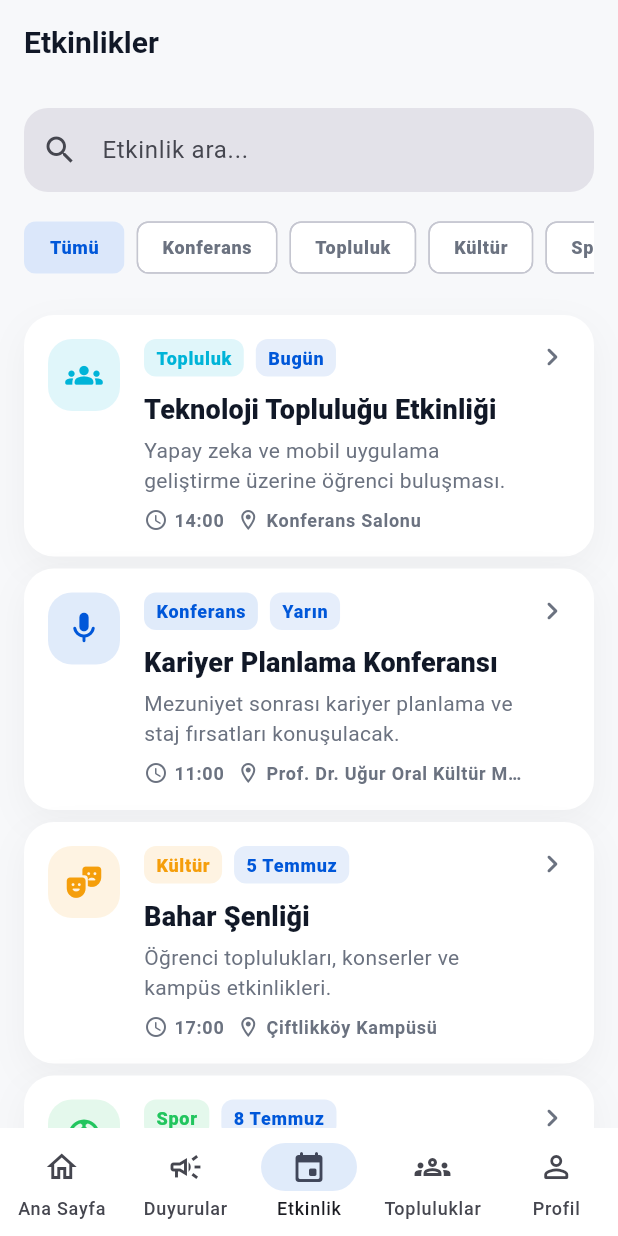
After one commit to oktayagdag/meu-mobile, a Flutter app: the EventsPage screen opened by its route, on a phone screen of 412 x 824 dp. The commit adds this screen. Run offline on Flutter 3.47's test engine with Material 3 defaults, Android fonts, the phone set to English and light mode, and no system bars; our stand-ins replace flutter_riverpod, gap, go_router, shared_preferences; accounts and stored records are empty.

Commit message:
feat(events): add events list and detail screens

```diff
--- a/lib/app/router/app_router.dart
+++ b/lib/app/router/app_router.dart
@@ -10,6 +10,8 @@ import 'package:meu_mobile/features/splash/presentation/pages/splash_page.dart';
 import 'package:meu_mobile/shared/widgets/states/feature_placeholder_page.dart';
 import 'package:meu_mobile/features/announcements/presentation/pages/announcements_page.dart';
 import 'package:meu_mobile/features/announcements/presentation/pages/announcement_detail_page.dart';
+import 'package:meu_mobile/features/events/presentation/pages/event_detail_page.dart';
+import 'package:meu_mobile/features/events/presentation/pages/events_page.dart';
 
 final class AppRouter {
   const AppRouter._();
@@ -107,11 +109,18 @@ final class AppRouter {
               GoRoute(
                 path: '/events',
                 name: 'events',
-                builder: (context, state) => const FeaturePlaceholderPage(
-                  title: 'Etkinlikler',
-                  description: 'Yaklaşan etkinlikler burada listelenecek.',
-                  icon: Icons.event_rounded,
-                ),
+                builder: (context, state) => const EventsPage(),
+                routes: [
+                  GoRoute(
+                    path: ':eventId',
+                    name: 'event-detail',
+                    builder: (context, state) {
+                      final eventId = state.pathParameters['eventId'] ?? '';
+
+                      return EventDetailPage(eventId: eventId);
+                    },
+                  ),
+                ],
               ),
             ],
           ),
--- /dev/null
+++ b/lib/features/events/application/providers/events_mock_provider.dart
@@ -0,0 +1,112 @@
+import 'package:flutter_riverpod/flutter_riverpod.dart';
+import 'package:meu_mobile/features/events/domain/entities/campus_event_entity.dart';
+
+final eventsProvider = Provider<List<CampusEventEntity>>((ref) {
+  return const [
+    CampusEventEntity(
+      id: 'tech-community-event',
+      title: 'Teknoloji Topluluğu Etkinliği',
+      description: 'Yapay zeka ve mobil uygulama geliştirme üzerine öğrenci buluşması.',
+      content:
+          'Teknoloji Topluluğu tarafından düzenlenen bu etkinlikte yapay zeka, mobil uygulama geliştirme ve girişimcilik üzerine oturumlar yapılacaktır.\n\n'
+          'Etkinlikte öğrenciler sektör temsilcileriyle bir araya gelerek kariyer fırsatları hakkında bilgi alabilecektir.\n\n'
+          'Katılım tüm öğrencilere açıktır.',
+      category: CampusEventCategory.community,
+      date: 'Bugün',
+      time: '14:00',
+      location: 'Konferans Salonu',
+      organizer: 'Teknoloji Topluluğu',
+    ),
+    CampusEventEntity(
+      id: 'career-conference',
+      title: 'Kariyer Planlama Konferansı',
+      description: 'Mezuniyet sonrası kariyer planlama ve staj fırsatları konuşulacak.',
+      content:
+          'Kariyer Merkezi tarafından düzenlenen konferansta CV hazırlama, staj bulma, mülakat süreçleri ve kariyer planlama konuları ele alınacaktır.\n\n'
+          'Etkinlik sonunda soru-cevap bölümü yapılacaktır.',
+      category: CampusEventCategory.conference,
+      date: 'Yarın',
+      time: '11:00',
+      location: 'Prof. Dr. Uğur Oral Kültür Merkezi',
+      organizer: 'Kariyer Merkezi',
+    ),
+    CampusEventEntity(
+      id: 'spring-festival',
+      title: 'Bahar Şenliği',
+      description: 'Öğrenci toplulukları, konserler ve kampüs etkinlikleri.',
+      content:
+          'Bahar Şenliği kapsamında kampüs alanında konserler, öğrenci toplulukları stantları ve çeşitli sosyal etkinlikler düzenlenecektir.\n\n'
+          'Etkinlik boyunca öğrenci kimliği ile giriş yapılacaktır.',
+      category: CampusEventCategory.culture,
+      date: '5 Temmuz',
+      time: '17:00',
+      location: 'Çiftlikköy Kampüsü',
+      organizer: 'Sağlık, Kültür ve Spor Daire Başkanlığı',
+    ),
+    CampusEventEntity(
+      id: 'football-tournament',
+      title: 'Fakülteler Arası Futbol Turnuvası',
+      description: 'Fakülteler arası futbol turnuvası başlıyor.',
+      content:
+          'Fakülteler arası futbol turnuvası için başvurular başlamıştır.\n\n'
+          'Takımlar fakülte temsilcileri aracılığıyla kayıt yaptırabilir. Maç programı başvurular tamamlandıktan sonra duyurulacaktır.',
+      category: CampusEventCategory.sport,
+      date: '8 Temmuz',
+      time: '16:00',
+      location: 'Spor Tesisleri',
+      organizer: 'Spor Koordinatörlüğü',
+    ),
+  ];
+});
+
+final selectedEventCategoryProvider =
+    NotifierProvider<SelectedEventCategoryNotifier, CampusEventCategory>(
+  SelectedEventCategoryNotifier.new,
+);
+
+class SelectedEventCategoryNotifier extends Notifier<CampusEventCategory> {
+  @override
+  CampusEventCategory build() {
+    return CampusEventCategory.all;
+  }
+
+  void select(CampusEventCategory category) {
+    state = category;
+  }
+}
+
+final eventSearchQueryProvider =
+    NotifierProvider<EventSearchQueryNotifier, String>(
+  EventSearchQueryNotifier.new,
+);
+
+class EventSearchQueryNotifier extends Notifier<String> {
+  @override
+  String build() {
+    return '';
+  }
+
+  void update(String value) {
+    state = value;
+  }
+}
+
+final filteredEventsProvider = Provider<List<CampusEventEntity>>((ref) {
+  final events = ref.watch(eventsProvider);
+  final selectedCategory = ref.watch(selectedEventCategoryProvider);
+  final query = ref.watch(eventSearchQueryProvider).trim().toLowerCase();
+
+  return events.where((event) {
+    final matchesCategory =
+        selectedCategory == CampusEventCategory.all ||
+        event.category == selectedCategory;
+
+    final matchesQuery = query.isEmpty ||
+        event.title.toLowerCase().contains(query) ||
+        event.description.toLowerCase().contains(query) ||
+        event.location.toLowerCase().contains(query) ||
+        event.organizer.toLowerCase().contains(query);
+
+    return matchesCategory && matchesQuery;
+  }).toList();
+});
--- /dev/null
+++ b/lib/features/events/domain/entities/campus_event_entity.dart
@@ -0,0 +1,48 @@
+enum CampusEventCategory {
+  all,
+  conference,
+  community,
+  culture,
+  sport,
+}
+
+extension CampusEventCategoryX on CampusEventCategory {
+  String get label {
+    switch (this) {
+      case CampusEventCategory.all:
+        return 'Tümü';
+      case CampusEventCategory.conference:
+        return 'Konferans';
+      case CampusEventCategory.community:
+        return 'Topluluk';
+      case CampusEventCategory.culture:
+        return 'Kültür';
+      case CampusEventCategory.sport:
+        return 'Spor';
+    }
+  }
+}
+
+class CampusEventEntity {
+  const CampusEventEntity({
+    required this.id,
+    required this.title,
+    required this.description,
+    required this.content,
+    required this.category,
+    required this.date,
+    required this.time,
+    required this.location,
+    required this.organizer,
+  });
+
+  final String id;
+  final String title;
+  final String description;
+  final String content;
+  final CampusEventCategory category;
+  final String date;
+  final String time;
+  final String location;
+  final String organizer;
+}
--- /dev/null
+++ b/lib/features/events/presentation/pages/events_page.dart
@@ -0,0 +1,78 @@
+import 'package:flutter/material.dart';
+import 'package:flutter_riverpod/flutter_riverpod.dart';
+import 'package:gap/gap.dart';
+import 'package:go_router/go_router.dart';
+import 'package:meu_mobile/app/theme/app_spacing.dart';
+import 'package:meu_mobile/features/events/application/providers/events_mock_provider.dart';
+import 'package:meu_mobile/features/events/presentation/widgets/event_filter_chips.dart';
+import 'package:meu_mobile/features/events/presentation/widgets/event_list_card.dart';
+import 'package:meu_mobile/shared/widgets/inputs/app_search_field.dart';
+import 'package:meu_mobile/shared/widgets/states/empty_state.dart';
+
+class EventsPage extends ConsumerWidget {
+  const EventsPage({super.key});
+
+  @override
+  Widget build(BuildContext context, WidgetRef ref) {
+    final selectedCategory = ref.watch(selectedEventCategoryProvider);
+    final events = ref.watch(filteredEventsProvider);
+
+    return Scaffold(
+      appBar: AppBar(
+        title: const Text('Etkinlikler'),
+      ),
+      body: SingleChildScrollView(
+        padding: const EdgeInsets.fromLTRB(
+          AppSpacing.md,
+          AppSpacing.md,
+          AppSpacing.md,
+          AppSpacing.xl,
+        ),
+        child: Column(
+          crossAxisAlignment: CrossAxisAlignment.start,
+          children: [
+            AppSearchField(
+              hintText: 'Etkinlik ara...',
+              onChanged: (value) {
+                ref.read(eventSearchQueryProvider.notifier).update(value);
+              },
+            ),
+            const Gap(AppSpacing.md),
+            EventFilterChips(
+              selectedCategory: selectedCategory,
+              onSelected: (category) {
+                ref.read(selectedEventCategoryProvider.notifier).select(category);
+              },
+            ),
+            const Gap(AppSpacing.lg),
+            if (events.isEmpty)
+              const EmptyState(
+                title: 'Etkinlik bulunamadı',
+                description: 'Aramana veya filtre seçimine uygun etkinlik yok.',
+                icon: Icons.event_busy_rounded,
+              )
+            else
+              Column(
+                children: List.generate(events.length, (index) {
+                  final event = events[index];
+
+                  return Column(
+                    children: [
+                      EventListCard(
+                        event: event,
+                        onTap: () {
+                          context.go('/events/${event.id}');
+                        },
+                      ),
+                      if (index != events.length - 1)
+                        const Gap(AppSpacing.sm),
+                    ],
+                  );
+                }),
+              ),
+          ],
+        ),
+      ),
+    );
+  }
+}
--- /dev/null
+++ b/lib/features/events/presentation/widgets/event_filter_chips.dart
@@ -0,0 +1,49 @@
+import 'package:flutter/material.dart';
+import 'package:meu_mobile/app/theme/app_colors.dart';
+import 'package:meu_mobile/app/theme/app_spacing.dart';
+import 'package:meu_mobile/features/events/domain/entities/campus_event_entity.dart';
+
+class EventFilterChips extends StatelessWidget {
+  const EventFilterChips({
+    required this.selectedCategory,
+    required this.onSelected,
+    super.key,
+  });
+
+  final CampusEventCategory selectedCategory;
+  final ValueChanged<CampusEventCategory> onSelected;
+
+  @override
+  Widget build(BuildContext context) {
+    const categories = CampusEventCategory.values;
+
+    return SizedBox(
+      height: 42,
+      child: ListView.separated(
+        scrollDirection: Axis.horizontal,
+        itemCount: categories.length,
+        separatorBuilder: (context, index) => const SizedBox(
+          width: AppSpacing.sm,
+        ),
+        itemBuilder: (context, index) {
+          final category = categories[index];
+          final isSelected = selectedCategory == category;
+
+          return ChoiceChip(
+            selected: isSelected,
+            showCheckmark: false,
+            selectedColor: AppColors.primary.withValues(alpha: 0.14),
+            label: Text(category.label),
+            labelStyle: Theme.of(context).textTheme.labelSmall?.copyWith(
+                  color: isSelected
+                      ? AppColors.primary
+                      : AppColors.textSecondary,
+                  fontWeight: FontWeight.w800,
+                ),
+            onSelected: (_) => onSelected(category),
+          );
+        },
+      ),
+    );
+  }
+}
--- /dev/null
+++ b/lib/features/events/presentation/widgets/event_list_card.dart
@@ -0,0 +1,153 @@
+import 'package:flutter/material.dart';
+import 'package:gap/gap.dart';
+import 'package:meu_mobile/app/theme/app_colors.dart';
+import 'package:meu_mobile/app/theme/app_spacing.dart';
+import 'package:meu_mobile/features/events/domain/entities/campus_event_entity.dart';
+import 'package:meu_mobile/shared/widgets/badges/status_badge.dart';
+import 'package:meu_mobile/shared/widgets/cards/app_card.dart';
+import 'package:meu_mobile/shared/widgets/icons/app_icon_container.dart';
+
+class EventListCard extends StatelessWidget {
+  const EventListCard({
+    required this.event,
+    super.key,
+    this.onTap,
+  });
+
+  final CampusEventEntity event;
+  final VoidCallback? onTap;
+
+  @override
+  Widget build(BuildContext context) {
+    final categoryColor = _categoryColor(event.category);
+    final textTheme = Theme.of(context).textTheme;
+
+    return AppCard(
+      onTap: onTap,
+      child: Row(
+        crossAxisAlignment: CrossAxisAlignment.start,
+        children: [
+          AppIconContainer(
+            icon: _categoryIcon(event.category),
+            iconColor: categoryColor,
+            backgroundColor: categoryColor.withValues(alpha: 0.12),
+            size: 48,
+            iconSize: 25,
+          ),
+          const Gap(AppSpacing.md),
+          Expanded(
+            child: Column(
+              crossAxisAlignment: CrossAxisAlignment.start,
+              children: [
+                Row(
+                  children: [
+                    StatusBadge(
+                      text: event.category.label,
+                      foregroundColor: categoryColor,
+                      backgroundColor: categoryColor.withValues(alpha: 0.12),
+                    ),
+                    const Gap(AppSpacing.sm),
+                    StatusBadge(
+                      text: event.date,
+                      foregroundColor: AppColors.primary,
+                      backgroundColor: AppColors.primary.withValues(alpha: 0.10),
+                    ),
+                  ],
+                ),
+                const Gap(AppSpacing.sm),
+                Text(
+                  event.title,
+                  maxLines: 2,
+                  overflow: TextOverflow.ellipsis,
+                  style: textTheme.titleMedium?.copyWith(
+                    fontWeight: FontWeight.w800,
+                  ),
+                ),
+                const Gap(AppSpacing.xs),
+                Text(
+                  event.description,
+                  maxLines: 2,
+                  overflow: TextOverflow.ellipsis,
+                  style: textTheme.bodyMedium?.copyWith(
+                    color: AppColors.textSecondary,
+                  ),
+                ),
+                const Gap(AppSpacing.sm),
+                Row(
+                  children: [
+                    const Icon(
+                      Icons.schedule_rounded,
+                      size: 16,
+                      color: AppColors.textSecondary,
+                    ),
+                    const Gap(AppSpacing.xs),
+                    Text(
+                      event.time,
+                      style: textTheme.labelSmall?.copyWith(
+                        color: AppColors.textSecondary,
+                        fontWeight: FontWeight.w600,
+                      ),
+                    ),
+                    const Gap(AppSpacing.sm),
+                    const Icon(
+                      Icons.location_on_outlined,
+                      size: 16,
+                      color: AppColors.textSecondary,
+                    ),
+                    const Gap(AppSpacing.xs),
+                    Expanded(
+                      child: Text(
+                        event.location,
+                        maxLines: 1,
+                        overflow: TextOverflow.ellipsis,
+                        style: textTheme.labelSmall?.copyWith(
+                          color: AppColors.textSecondary,
+                          fontWeight: FontWeight.w600,
+                        ),
+                      ),
+                    ),
+                  ],
+                ),
+              ],
+            ),
+          ),
+          const Gap(AppSpacing.sm),
+          const Icon(
+            Icons.chevron_right_rounded,
+            color: AppColors.textSecondary,
+          ),
+        ],
+      ),
+    );
+  }
+
+  IconData _categoryIcon(CampusEventCategory category) {
+    switch (category) {
+      case CampusEventCategory.all:
+        return Icons.event_rounded;
+      case CampusEventCategory.conference:
+        return Icons.mic_rounded;
+      case CampusEventCategory.community:
+        return Icons.groups_rounded;
+      case CampusEventCategory.culture:
+        return Icons.theater_comedy_rounded;
+      case CampusEventCategory.sport:
+        return Icons.sports_soccer_rounded;
+    }
+  }
+
+  Color _categoryColor(CampusEventCategory category) {
+    switch (category) {
+      case CampusEventCategory.all:
+        return AppColors.primary;
+      case CampusEventCategory.conference:
+        return AppColors.primary;
+      case CampusEventCategory.community:
+        return AppColors.secondary;
+      case CampusEventCategory.culture:
+        return AppColors.warning;
+      case CampusEventCategory.sport:
+        return AppColors.success;
+    }
+  }
+}
```
Also changed, not shown: lib/features/events/presentation/pages/event_detail_page.dart (added, +231 -0 lines).
